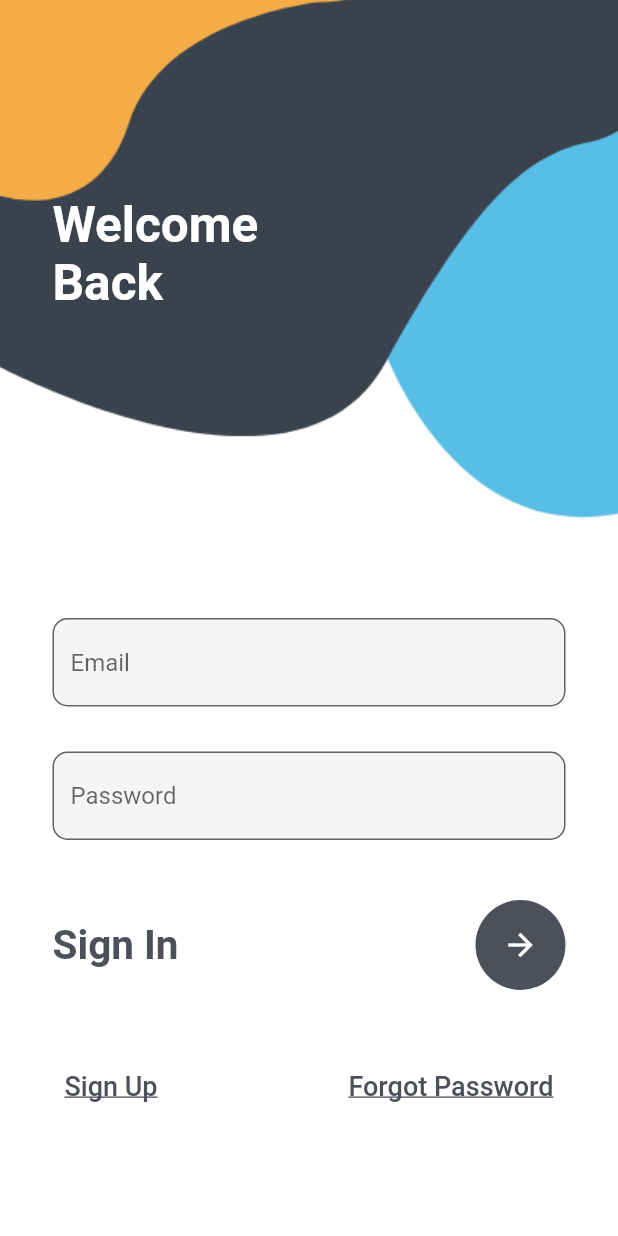
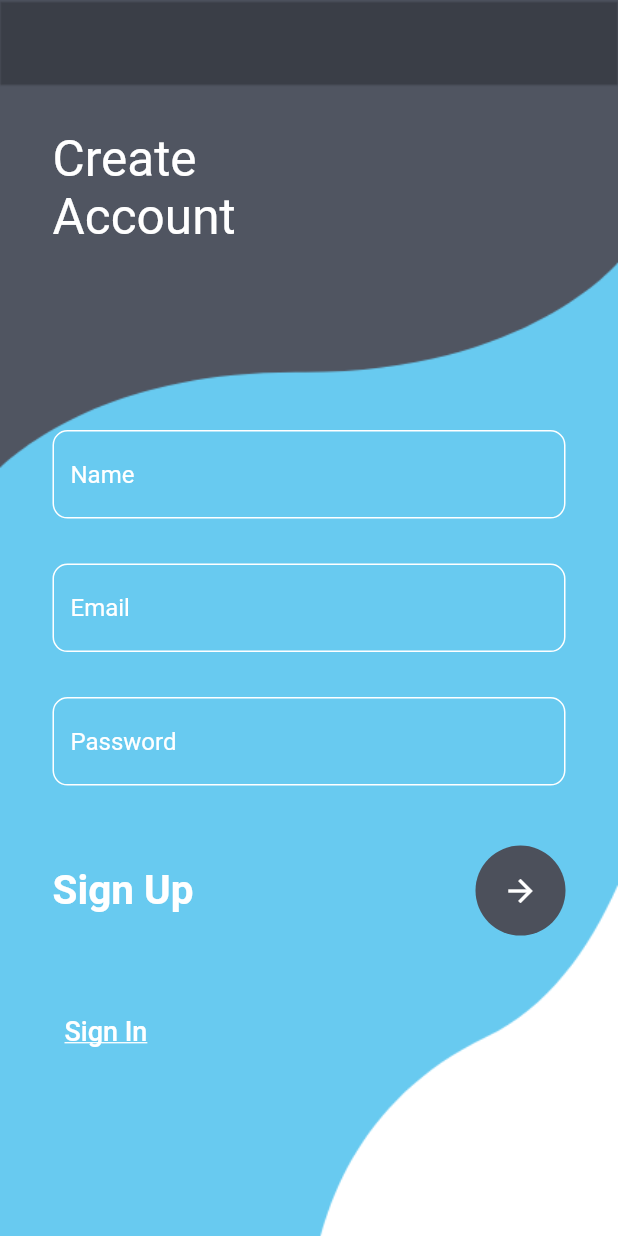
Before and after one commit to indrakumar2287/my_project1, a Flutter app: the screen it shows after launch, on a phone screen of 412 x 824 dp. Run offline on Flutter 3.47's test engine with Material 2 defaults, Android fonts, the light colour scheme and no system bars.

Commit message:
1st commit

```diff
--- a/lib/main.dart
+++ b/lib/main.dart
@@ -1,4 +1,5 @@
 import 'package:flutter/material.dart';
+import 'package:my_project1/pages/demo.dart';
 import 'package:my_project1/pages/login_page.dart';
 import 'package:my_project1/pages/signup_page.dart';
 import 'pages/homepage.dart';
@@ -19,11 +20,13 @@ class MyApp extends StatelessWidget {
       themeMode: ThemeMode.light,
       theme: ThemeData(primarySwatch: Colors.red),
       darkTheme: ThemeData(brightness: Brightness.dark),
-      initialRoute: "login",
+      initialRoute: "signup2",
       routes: {
         "home": (context) => Homepage(),
         "login": (context) => const LoginPage(),
         "signup": (context) => const SignupPage(),
+        "signup2": (context) => const MyRegister(),
+
       },
     );
   }
--- a/lib/pages/demo.dart
+++ b/lib/pages/demo.dart
@@ -1,171 +1,183 @@
-// class MyRegister extends StatefulWidget {
-//   const MyRegister({Key? key}) : super(key: key);
-//
-//   @override
-//   _MyRegisterState createState() => _MyRegisterState();
-// }
-//
-// class _MyRegisterState extends State<MyRegister> {
-//   @override
-//   Widget build(BuildContext context) {
-//     return Container(
-//       decoration: BoxDecoration(
-//         image: DecorationImage(
-//             image: AssetImage('assets/register.png'), fit: BoxFit.cover),
-//       ),
-//       child: Scaffold(
-//         backgroundColor: Colors.transparent,
-//         appBar: AppBar(
-//           backgroundColor: Colors.transparent,
-//           elevation: 0,
-//         ),
-//         body: Stack(
-//           children: [
-//             Container(
-//               padding: EdgeInsets.only(left: 35, top: 30),
-//               child: Text(
-//                 'Create\nAccount',
-//                 style: TextStyle(color: Colors.white, fontSize: 33),
-//               ),
-//             ),
-//             SingleChildScrollView(
-//               child: Container(
-//                 padding: EdgeInsets.only(
-//                     top: MediaQuery.of(context).size.height * 0.28),
-//                 child: Column(
-//                   crossAxisAlignment: CrossAxisAlignment.start,
-//                   children: [
-//                     Container(
-//                       margin: EdgeInsets.only(left: 35, right: 35),
-//                       child: Column(
-//                         children: [
-//                           TextField(
-//                             style: TextStyle(color: Colors.white),
-//                             decoration: InputDecoration(
-//                                 enabledBorder: OutlineInputBorder(
-//                                   borderRadius: BorderRadius.circular(10),
-//                                   borderSide: BorderSide(
-//                                     color: Colors.white,
-//                                   ),
-//                                 ),
-//                                 focusedBorder: OutlineInputBorder(
-//                                   borderRadius: BorderRadius.circular(10),
-//                                   borderSide: BorderSide(
-//                                     color: Colors.black,
-//                                   ),
-//                                 ),
-//                                 hintText: "Name",
-//                                 hintStyle: TextStyle(color: Colors.white),
-//                                 border: OutlineInputBorder(
-//                                   borderRadius: BorderRadius.circular(10),
-//                                 )),
-//                           ),
-//                           SizedBox(
-//                             height: 30,
-//                           ),
-//                           TextField(
-//                             style: TextStyle(color: Colors.white),
-//                             decoration: InputDecoration(
-//                                 enabledBorder: OutlineInputBorder(
-//                                   borderRadius: BorderRadius.circular(10),
-//                                   borderSide: BorderSide(
-//                                     color: Colors.white,
-//                                   ),
-//                                 ),
-//                                 focusedBorder: OutlineInputBorder(
-//                                   borderRadius: BorderRadius.circular(10),
-//                                   borderSide: BorderSide(
-//                                     color: Colors.black,
-//                                   ),
-//                                 ),
-//                                 hintText: "Email",
-//                                 hintStyle: TextStyle(color: Colors.white),
-//                                 border: OutlineInputBorder(
-//                                   borderRadius: BorderRadius.circular(10),
-//                                 )),
-//                           ),
-//                           SizedBox(
-//                             height: 30,
-//                           ),
-//                           TextField(
-//                             style: TextStyle(color: Colors.white),
-//                             obscureText: true,
-//                             decoration: InputDecoration(
-//                                 enabledBorder: OutlineInputBorder(
-//                                   borderRadius: BorderRadius.circular(10),
-//                                   borderSide: BorderSide(
-//                                     color: Colors.white,
-//                                   ),
-//                                 ),
-//                                 focusedBorder: OutlineInputBorder(
-//                                   borderRadius: BorderRadius.circular(10),
-//                                   borderSide: BorderSide(
-//                                     color: Colors.black,
-//                                   ),
-//                                 ),
-//                                 hintText: "Password",
-//                                 hintStyle: TextStyle(color: Colors.white),
-//                                 border: OutlineInputBorder(
-//                                   borderRadius: BorderRadius.circular(10),
-//                                 )),
-//                           ),
-//                           SizedBox(
-//                             height: 40,
-//                           ),
-//                           Row(
-//                             mainAxisAlignment: MainAxisAlignment.spaceBetween,
-//                             children: [
-//                               Text(
-//                                 'Sign Up',
-//                                 style: TextStyle(
-//                                     color: Colors.white,
-//                                     fontSize: 27,
-//                                     fontWeight: FontWeight.w700),
-//                               ),
-//                               CircleAvatar(
-//                                 radius: 30,
-//                                 backgroundColor: Color(0xff4c505b),
-//                                 child: IconButton(
-//                                     color: Colors.white,
-//                                     onPressed: () {},
-//                                     icon: Icon(
-//                                       Icons.arrow_forward,
-//                                     )),
-//                               )
-//                             ],
-//                           ),
-//                           SizedBox(
-//                             height: 40,
-//                           ),
-//                           Row(
-//                             mainAxisAlignment: MainAxisAlignment.spaceBetween,
-//                             children: [
-//                               TextButton(
-//                                 onPressed: () {
-//                                   Navigator.pushNamed(context, 'login');
-//                                 },
-//                                 child: Text(
-//                                   'Sign In',
-//                                   textAlign: TextAlign.left,
-//                                   style: TextStyle(
-//                                       decoration: TextDecoration.underline,
-//                                       color: Colors.white,
-//                                       fontSize: 18),
-//                                 ),
-//                                 style: ButtonStyle(),
-//                               ),
-//                             ],
-//                           )
-//                         ],
-//                       ),
-//                     )
-//                   ],
-//                 ),
-//               ),
-//             ),
-//           ],
-//         ),
-//       ),
-//     );
-//   }
-// }
+// import 'dart:html';
+
+import 'package:flutter/material.dart';
+
+class MyRegister extends StatefulWidget {
+  const MyRegister({Key? key}) : super(key: key);
+
+  @override
+  _MyRegisterState createState() => _MyRegisterState();
+}
+
+class _MyRegisterState extends State<MyRegister> {
+  @override
+  Widget build(BuildContext context) {
+    return Container(
+      decoration: BoxDecoration(
+        image: DecorationImage(
+            image: AssetImage("assets/images/register.png"), fit: BoxFit.cover),
+      ),
+      child: Scaffold(
+        backgroundColor: Colors.transparent,
+        appBar: AppBar(
+          backgroundColor: Colors.transparent,
+          elevation: 0.5,
+          // title: Text("Demo App",style: TextStyle(
+          //   fontSize: 30,
+          //   fontWeight: FontWeight.w800,
+          //   color: Colors.black,
+          // ),),
+        ),
+        // drawer: Drawer(
+        //   child:
+        // ),
+        body: Stack(
+          children: [
+            Container(
+              padding: EdgeInsets.only(left: 35, top: 30),
+              child: Text(
+                'Create\nAccount',
+                style: TextStyle(color: Colors.white, fontSize: 33),
+              ),
+            ),
+            SingleChildScrollView(
+              child: Container(
+                padding: EdgeInsets.only(
+                    top: MediaQuery.of(context).size.height * 0.28),
+                child: Column(
+                  crossAxisAlignment: CrossAxisAlignment.start,
+                  children: [
+                    Container(
+                      margin: EdgeInsets.only(left: 35, right: 35),
+                      child: Column(
+                        children: [
+                          TextField(
+                            style: TextStyle(color: Colors.white),
+                            decoration: InputDecoration(
+                                enabledBorder: OutlineInputBorder(
+                                  borderRadius: BorderRadius.circular(10),
+                                  borderSide: BorderSide(
+                                    color: Colors.white,
+                                  ),
+                                ),
+                                focusedBorder: OutlineInputBorder(
+                                  borderRadius: BorderRadius.circular(10),
+                                  borderSide: BorderSide(
+                                    color: Colors.black,
+                                  ),
+                                ),
+                                hintText: "Name",
+                                hintStyle: TextStyle(color: Colors.white),
+                                border: OutlineInputBorder(
+                                  borderRadius: BorderRadius.circular(10),
+                                )),
+                          ),
+                          SizedBox(
+                            height: 30,
+                          ),
+                          TextField(
+                            style: TextStyle(color: Colors.white),
+                            decoration: InputDecoration(
+                                enabledBorder: OutlineInputBorder(
+                                  borderRadius: BorderRadius.circular(10),
+                                  borderSide: BorderSide(
+                                    color: Colors.white,
+                                  ),
+                                ),
+                                focusedBorder: OutlineInputBorder(
+                                  borderRadius: BorderRadius.circular(10),
+                                  borderSide: BorderSide(
+                                    color: Colors.black,
+                                  ),
+                                ),
+                                hintText: "Email",
+                                hintStyle: TextStyle(color: Colors.white),
+                                border: OutlineInputBorder(
+                                  borderRadius: BorderRadius.circular(10),
+                                )),
+                          ),
+                          SizedBox(
+                            height: 30,
+                          ),
+                          TextField(
+                            style: TextStyle(color: Colors.white),
+                            obscureText: true,
+                            decoration: InputDecoration(
+                                enabledBorder: OutlineInputBorder(
+                                  borderRadius: BorderRadius.circular(10),
+                                  borderSide: BorderSide(
+                                    color: Colors.white,
+                                  ),
+                                ),
+                                focusedBorder: OutlineInputBorder(
+                                  borderRadius: BorderRadius.circular(10),
+                                  borderSide: BorderSide(
+                                    color: Colors.black,
+                                  ),
+                                ),
+                                hintText: "Password",
+                                hintStyle: TextStyle(color: Colors.white),
+                                border: OutlineInputBorder(
+                                  borderRadius: BorderRadius.circular(10),
+                                )),
+                          ),
+                          SizedBox(
+                            height: 40,
+                          ),
+                          Row(
+                            mainAxisAlignment: MainAxisAlignment.spaceBetween,
+                            children: [
+                              Text(
+                                'Sign Up',
+                                style: TextStyle(
+                                    color: Colors.white,
+                                    fontSize: 27,
+                                    fontWeight: FontWeight.w700),
+                              ),
+                              CircleAvatar(
+                                radius: 30,
+                                backgroundColor: Color(0xff4c505b),
+                                child: IconButton(
+                                    color: Colors.white,
+                                    onPressed: () {},
+                                    icon: Icon(
+                                      Icons.arrow_forward,
+                                    )),
+                              )
+                            ],
+                          ),
+                          SizedBox(
+                            height: 40,
+                          ),
+                          Row(
+                            mainAxisAlignment: MainAxisAlignment.spaceBetween,
+                            children: [
+                              TextButton(
+                                onPressed: () {
+                                  Navigator.pushNamed(context, 'login');
+                                },
+                                child: Text(
+                                  'Sign In',
+                                  textAlign: TextAlign.left,
+                                  style: TextStyle(
+                                      decoration: TextDecoration.underline,
+                                      color: Colors.white,
+                                      fontSize: 18),
+                                ),
+                                style: ButtonStyle(),
+                              ),
+                            ],
+                          )
+                        ],
+                      ),
+                    )
+                  ],
+                ),
+              ),
+            ),
+          ],
+        ),
+      ),
+    );
+  }
+}
--- a/lib/pages/signup_page.dart
+++ b/lib/pages/signup_page.dart
@@ -33,7 +33,7 @@ class _SignupPageState extends State<SignupPage> {
             SingleChildScrollView(
               child: Container(
                 padding: EdgeInsets.only(
-                    top: MediaQuery.of(context).size.height * 0.5,
+                    top: MediaQuery.of(context).size.height * 0.4,
                     right: 35,
                     left: 35),
                 child: Column(
@@ -43,6 +43,18 @@ class _SignupPageState extends State<SignupPage> {
                           fillColor: Colors.grey.shade100,
                           filled: true,
                           hintText: 'Name',
+                          border: OutlineInputBorder(
+                              borderRadius: BorderRadius.circular(10))),
+                    ),
+                    SizedBox(
+                      height: 30,
+                    ),
+                    TextField(
+                      obscureText: true,
+                      decoration: InputDecoration(
+                          fillColor: Colors.grey.shade100,
+                          filled: true,
+                          hintText: 'Email',
                           border: OutlineInputBorder(
                               borderRadius: BorderRadius.circular(10))),
                     ),
@@ -65,7 +77,7 @@ class _SignupPageState extends State<SignupPage> {
                       mainAxisAlignment: MainAxisAlignment.spaceBetween,
                       children: [
                         Text(
-                          "Sign In",
+                          "Sign Up",
                           style: TextStyle(
                             color: Color(0xff4c505b),
                             fontSize: 27,
@@ -91,10 +103,10 @@ class _SignupPageState extends State<SignupPage> {
                       children: [
                         TextButton(
                           onPressed: () {
-                            Navigator.pushNamed(context, 'signup');
+                            Navigator.pushNamed(context, 'login');
                           },
                           child: Text(
-                            "Sign Up",
+                            "Sign In",
                             style: TextStyle(
                                 decoration: TextDecoration.underline,
                                 fontSize: 18,
```
